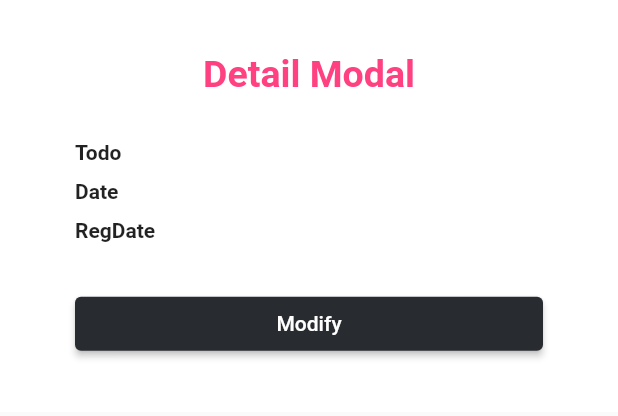
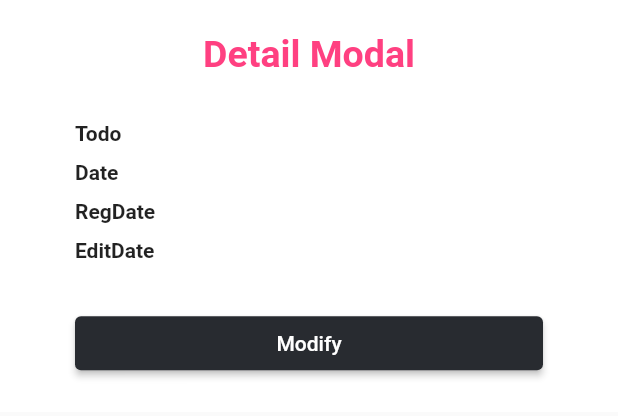
Before and after one commit to GangOn0215/flutter-simple-todo, a Flutter app: the TodoDetailModalWidget widget shown alone on an empty page, opened directly with empty values, on a phone screen of 412 x 824 dp. Shown: the top 416 px of the screen. Run offline on Flutter 3.47's test engine with Material 2 defaults, Android fonts, the phone set to English and light mode, and no system bars; our stand-ins replace shared_preferences; accounts and stored records are empty.

Commit message:
2.5 Create Date update func
1. Date 수정 할수있도록 작업
2. 수정 했을때 update date 반영되도록 작업
3. todo_model 수정

```diff
--- a/lib/models/todo_model.dart
+++ b/lib/models/todo_model.dart
@@ -1,20 +1,18 @@
 class TodoModel {
   final String id;
-  final String date; // 임의로 지정된 날짜
-  final String? content; // 상세 정보
   final String regDate; // todo를 만든 날짜
-  final String? updateDate; // todo 수정 날짜
 
+  String date; // 임의로 지정된 날짜
+  String? content; // 상세 정보
+  String? updateDate; // todo 수정 날짜
   String todo;
   bool checked;
 
   TodoModel({
     required this.id,
-    required this.date,
-    required this.todo,
-    required this.content,
     required this.regDate,
-    required this.updateDate,
+    this.date = '',
+    this.todo = '',
     this.checked = false,
   });
 
--- a/lib/widgets/todo_detail_modal_widget.dart
+++ b/lib/widgets/todo_detail_modal_widget.dart
@@ -1,5 +1,6 @@
 import 'package:flutter/material.dart';
 import 'package:simple_todo/models/todo_model.dart';
+import 'package:simple_todo/utils/common.dart';
 
 class TodoDetailModalWidget extends StatefulWidget {
   final TodoModel todoRow;
@@ -49,11 +50,14 @@ class _TodoDetailModalWidgetState extends State<TodoDetailModalWidget> {
     }
 
     widget.todoRow.todo = tempText;
+    widget.todoRow.updateDate = getCurrentDateTime();
 
     widget.onUpdate(
       key: widget.todoRow.id,
       updateData: widget.todoRow,
     );
+
+    setState(() {});
   }
 
   @override
@@ -167,9 +171,24 @@ class _TodoDetailModalWidgetState extends State<TodoDetailModalWidget> {
                         ),
                       ),
                     ),
-                    Text(
-                      widget.todoRow.date,
-                    )
+                    if (!isEdit)
+                      Text(widget.todoRow.date)
+                    else
+                      TextButton(
+                        onPressed: () => _selectDate(context),
+                        style: TextButton.styleFrom(
+                          minimumSize: Size.zero,
+                          padding: EdgeInsets.zero,
+                          tapTargetSize: MaterialTapTargetSize.shrinkWrap,
+                        ),
+                        child: Text(
+                          widget.todoRow.date,
+                          style: const TextStyle(
+                            color: Colors.black,
+                            fontWeight: FontWeight.normal,
+                          ),
+                        ),
+                      )
                   ],
                 ),
                 const SizedBox(
@@ -192,6 +211,25 @@ class _TodoDetailModalWidgetState extends State<TodoDetailModalWidget> {
                   ],
                 ),
                 const SizedBox(
+                  height: 10,
+                ),
+                Row(
+                  children: [
+                    const SizedBox(
+                      width: 80,
+                      child: Text(
+                        'EditDate',
+                        style: TextStyle(
+                          fontWeight: FontWeight.bold,
+                        ),
+                      ),
+                    ),
+                    Text(
+                      widget.todoRow.updateDate ?? '',
+                    )
+                  ],
+                ),
+                const SizedBox(
                   height: 30,
                 ),
                 Row(
@@ -204,7 +242,8 @@ class _TodoDetailModalWidgetState extends State<TodoDetailModalWidget> {
                         child: ElevatedButton(
                           onPressed: onModifyClick,
                           style: ElevatedButton.styleFrom(
-                              backgroundColor: _mainDarkColor),
+                            backgroundColor: _mainDarkColor,
+                          ),
                           child: const Text(
                             'Modify',
                           ),
@@ -276,4 +315,36 @@ class _TodoDetailModalWidgetState extends State<TodoDetailModalWidget> {
       },
     );
   }
+
+  Future _selectDate(BuildContext context) async {
+    final DateTime? selected = await showDatePicker(
+      locale: const Locale('ko', 'KR'),
+      context: context,
+      initialDate: DateTime.parse(widget.todoRow.date),
+      firstDate: DateTime(2023),
+      lastDate: DateTime(2025),
+      builder: (context, child) {
+        return Theme(
+          data: Theme.of(context).copyWith(
+            colorScheme: ColorScheme.dark(
+              primary: _mainColor,
+              onSurface: _mainColor,
+              onPrimary: Colors.black,
+            ),
+            dialogBackgroundColor: Colors.black87,
+            textTheme: const TextTheme(
+              titleMedium: TextStyle(color: Colors.white),
+              titleLarge: TextStyle(color: Colors.white),
+            ),
+          ),
+          child: child!,
+        );
+      },
+    );
+    if (selected != null) {
+      setState(() {
+        widget.todoRow.date = getCurrentDateToSelected(selected);
+      });
+    }
+  }
 }
```
Also changed, not shown: lib/screens/todo_screen.dart (+7 -4 lines).
